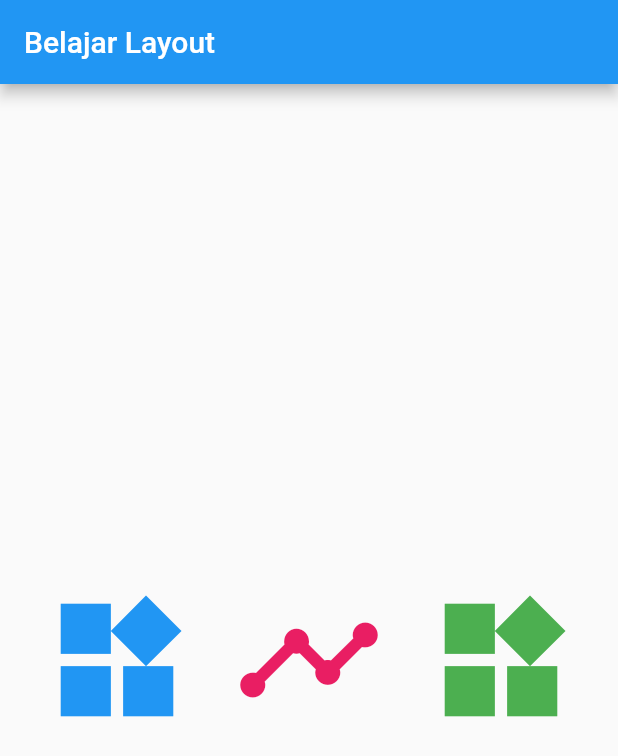
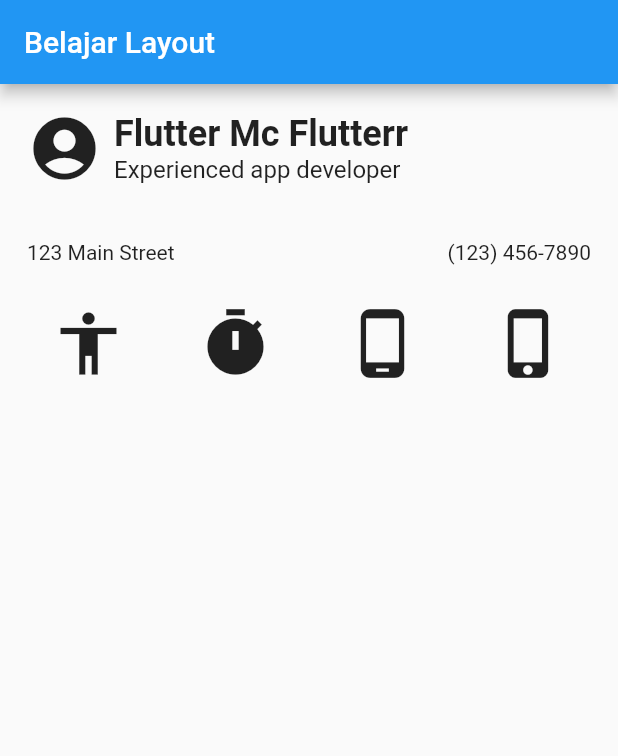
Before and after one commit to siubie/flutter_layout, a Flutter app: the screen it shows after launch, on a phone screen of 412 x 824 dp. Shown: the top 756 px of the screen. Run offline on Flutter 3.47's test engine with Material 2 defaults, Android fonts, the phone set to English and light mode, and no system bars.

Commit message:
finished layout

```diff
--- a/lib/main.dart
+++ b/lib/main.dart
@@ -20,26 +20,72 @@ class Layout extends StatelessWidget {
           title: Text("Belajar Layout"),
         ),
         body: Container(
+          margin: EdgeInsets.all(10),
           child: Column(
-            mainAxisAlignment: MainAxisAlignment.spaceEvenly,
             children: [
               Row(
-                mainAxisAlignment: MainAxisAlignment.spaceEvenly,
-                children: const [
+                children: [
+                  Padding(
+                    padding: const EdgeInsets.all(8.0),
+                    child: Icon(
+                      Icons.account_circle,
+                      size: 50,
+                    ),
+                  ),
+                  Column(
+                    crossAxisAlignment: CrossAxisAlignment.start,
+                    children: [
+                      Text(
+                        "Flutter Mc Flutterr",
+                        style: TextStyle(
+                          fontSize: 24,
+                          fontWeight: FontWeight.bold,
+                        ),
+                      ),
+                      Text(
+                        "Experienced app developer",
+                        style: TextStyle(
+                          fontSize: 16,
+                        ),
+                      ),
+                    ],
+                  ),
+                ],
+              ),
+              SizedBox(
+                height: 20,
+              ),
+              Padding(
+                padding: const EdgeInsets.all(8.0),
+                child: Row(
+                  mainAxisAlignment: MainAxisAlignment.spaceBetween,
+                  children: [
+                    Text("123 Main Street"),
+                    Text("(123) 456-7890"),
+                  ],
+                ),
+              ),
+              SizedBox(
+                height: 20,
+              ),
+              Row(
+                mainAxisAlignment: MainAxisAlignment.spaceAround,
+                children: [
                   Icon(
-                    Icons.widgets,
-                    size: 100,
-                    color: Colors.blue,
+                    Icons.accessibility,
+                    size: 50,
                   ),
                   Icon(
-                    Icons.timeline,
-                    size: 100,
-                    color: Colors.pink,
+                    Icons.timer,
+                    size: 50,
                   ),
                   Icon(
-                    Icons.widgets,
-                    size: 100,
-                    color: Colors.green,
+                    Icons.phone_android,
+                    size: 50,
+                  ),
+                  Icon(
+                    Icons.phone_iphone,
+                    size: 50,
                   ),
                 ],
               ),
```
